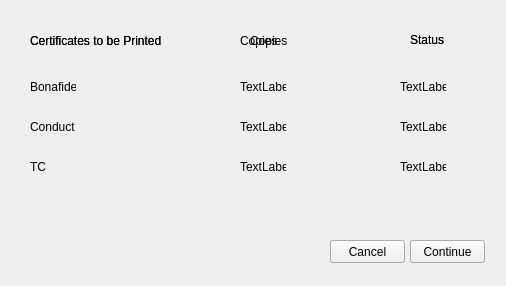
Above: src/Interface/dialogues/print(new).ui from mskonline/docmaqv2 before the change. Below: the same form after it.
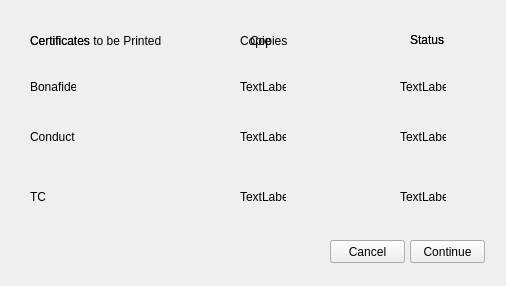
That is the form after the change.

Commit message: - AppManager, Interface, database, print Modules are updated (a lot of changes) - Few resources have been removed & some added - the application will launch but is still unstable

Patch:
```diff
--- a/src/Interface/dialogues/print(new).ui
+++ b/src/Interface/dialogues/print(new).ui
@@ -140,7 +140,7 @@
         </rect>
        </property>
        <property name="text">
-        <string>Certificates to be Printed</string>
+        <string>Certificates</string>
        </property>
       </widget>
       <widget class="QLabel" name="label_8">
@@ -148,7 +148,7 @@
         <rect>
          <x>230</x>
          <y>20</y>
-         <width>46</width>
+         <width>31</width>
          <height>21</height>
         </rect>
        </property>
@@ -186,7 +186,7 @@
        <property name="geometry">
         <rect>
          <x>20</x>
-         <y>110</y>
+         <y>120</y>
          <width>46</width>
          <height>13</height>
         </rect>
@@ -199,7 +199,7 @@
        <property name="geometry">
         <rect>
          <x>20</x>
-         <y>150</y>
+         <y>180</y>
          <width>46</width>
          <height>13</height>
         </rect>
@@ -212,7 +212,7 @@
        <property name="geometry">
         <rect>
          <x>230</x>
-         <y>150</y>
+         <y>180</y>
          <width>46</width>
          <height>13</height>
         </rect>
@@ -238,7 +238,7 @@
        <property name="geometry">
         <rect>
          <x>230</x>
-         <y>110</y>
+         <y>120</y>
          <width>46</width>
          <height>13</height>
         </rect>
@@ -251,7 +251,7 @@
        <property name="geometry">
         <rect>
          <x>390</x>
-         <y>150</y>
+         <y>180</y>
          <width>46</width>
          <height>13</height>
         </rect>
@@ -264,7 +264,7 @@
        <property name="geometry">
         <rect>
          <x>390</x>
-         <y>110</y>
+         <y>120</y>
          <width>46</width>
          <height>13</height>
         </rect>
```
Left out of the diff: 2 changed lines with no effect on the pictures. The commit also changes 50 other files.
